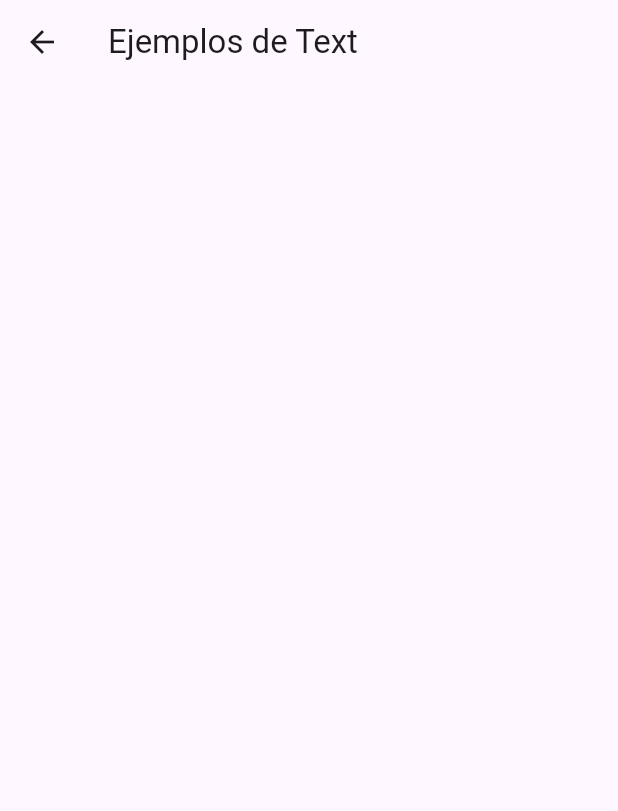
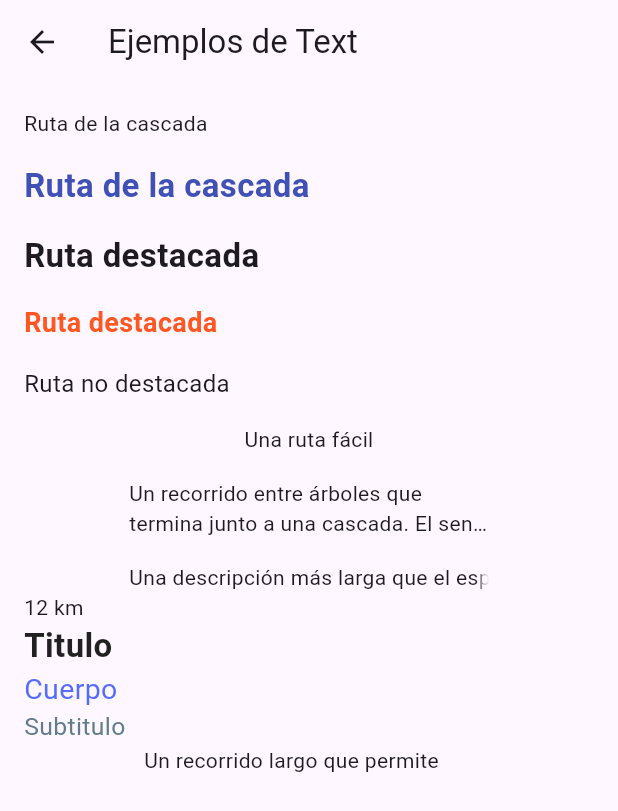
Before and after one commit to IkerMorote05/catalogo_widgets, a Flutter app: the TextEjemplosPantalla screen opened directly, on a phone screen of 412 x 824 dp. Shown: the top 811 px of the screen. Run offline on Flutter 3.47's test engine with Material 3 defaults, Android fonts, the phone set to English and light mode, and no system bars.

Commit message:
Primeras Actividades

```diff
--- a/lib/ui/catalogo/ui/text_ejemplos_pantalla.dart
+++ b/lib/ui/catalogo/ui/text_ejemplos_pantalla.dart
@@ -1,3 +1,6 @@
+import 'package:catalogo_widgets/ui/core/ui/etiqueta_catalogo.dart';
+import 'package:catalogo_widgets/ui/core/ui/texto_jerarquico.dart';
+import 'package:catalogo_widgets/ui/core/ui/texto_resumen.dart';
 import 'package:flutter/material.dart';
 
 class TextEjemplosPantalla extends StatelessWidget {
@@ -10,7 +13,75 @@ class TextEjemplosPantalla extends StatelessWidget {
       body: ListView(
         padding: const EdgeInsets.all(16),
         children: [
-          // Aquí añadiremos los ejemplos del tutorial.
+          const Text('Ruta de la cascada'),
+          SizedBox(height: 16),
+          const Text(
+            'Ruta de la cascada',
+            style: TextStyle(
+              fontSize: 22,
+              fontWeight: FontWeight.bold,
+              color: Colors.indigo,
+            ),
+          ),
+          SizedBox(height: 16),
+          EtiquetaCatalogo(
+            texto: "Ruta destacada",
+            variante: VarianteEtiqueta.destacada,
+          ),
+          SizedBox(height: 16),
+          EtiquetaCatalogo(
+            texto: "Ruta destacada",
+            variante: VarianteEtiqueta.aviso,
+          ),
+          SizedBox(height: 16),
+          EtiquetaCatalogo(
+            texto: "Ruta no destacada",
+            variante: VarianteEtiqueta.normal,
+          ),
+          SizedBox(height: 16),
+          const Center(
+            child: SizedBox(
+              width: 240,
+              child: Text('Una ruta fácil', textAlign: TextAlign.center),
+            ),
+          ),
+          SizedBox(height: 16),
+          const Center(
+            child: SizedBox(
+              width: 240,
+              child: Text(
+                'Un recorrido entre árboles que termina junto a una cascada. '
+                'El sendero continúa hasta el mirador de la montaña.',
+                maxLines: 2,
+                overflow: TextOverflow.ellipsis,
+              ),
+            ),
+          ),
+          SizedBox(height: 16),
+          const Center(
+            child: SizedBox(
+              width: 240,
+              child: Text(
+                'Una descripción más larga que el espacio disponible',
+                softWrap: false,
+                overflow: TextOverflow.fade,
+              ),
+            ),
+          ),
+          const Text('12 km', semanticsLabel: 'Doce kilómetros'),
+          TextoJerarquico(texto: "Titulo", tipoTexto: TipoTexto.titulo),
+          TextoJerarquico(texto: "Cuerpo", tipoTexto: TipoTexto.cuerpo),
+          TextoJerarquico(texto: "Subtitulo", tipoTexto: TipoTexto.subtitulo),
+          const Center(
+            child: SizedBox(
+              width: 220,
+              child: TextoResumen(
+                texto: 'Un recorrido largo que permite comparar las líneas visibles.',
+                lineas: 1,
+                centrado: true,
+              ),
+            ),
+          ),
         ],
       ),
     );
--- a/lib/ui/core/ui/etiqueta_catalogo.dart
+++ b/lib/ui/core/ui/etiqueta_catalogo.dart
@@ -0,0 +1,32 @@
+import 'package:flutter/material.dart';
+
+class EtiquetaCatalogo extends StatelessWidget {
+  final String texto;
+  final VarianteEtiqueta variante;
+
+  const EtiquetaCatalogo({
+    super.key,
+    required this.texto,
+    this.variante = VarianteEtiqueta.normal,
+  });
+
+  @override
+  Widget build(BuildContext context) {
+    final estilo = switch (variante) {
+      VarianteEtiqueta.normal => const TextStyle(fontSize: 16),
+      VarianteEtiqueta.destacada => const TextStyle(
+        fontSize: 22,
+        fontWeight: FontWeight.bold,
+      ),
+      VarianteEtiqueta.aviso => const TextStyle(
+        fontSize: 18,
+        fontWeight: FontWeight.bold,
+        color: Colors.deepOrange,
+      ),
+    };
+
+    return Text(texto, style: estilo);
+  }
+}
+
+enum VarianteEtiqueta { normal, destacada, aviso }
--- /dev/null
+++ b/lib/ui/core/ui/texto_jerarquico.dart
@@ -0,0 +1,46 @@
+import 'package:flutter/material.dart';
+
+enum TipoTexto { titulo, subtitulo, cuerpo }
+
+class TextoJerarquico extends StatelessWidget {
+  final String texto;
+  final TipoTexto tipoTexto;
+  final bool underlined;
+
+  const TextoJerarquico({
+    super.key,
+    required this.texto,
+    this.tipoTexto = TipoTexto.cuerpo,
+    this.underlined = false,
+  });
+
+  TextStyle getStyles() {
+    final estilo = switch (tipoTexto) {
+      TipoTexto.titulo => TextStyle(
+        fontSize: 22,
+        color: Colors.black87,
+        fontWeight: FontWeight.bold,
+        decoration: underlined ? TextDecoration.underline : TextDecoration.none,
+      ),
+      TipoTexto.cuerpo => TextStyle(
+        fontSize: 19,
+        color: Colors.indigoAccent,
+        fontWeight: FontWeight.normal,
+        decoration: underlined ? TextDecoration.underline : TextDecoration.none,
+      ),
+      TipoTexto.subtitulo => TextStyle(
+        fontSize: 16.5,
+        color: Colors.blueGrey,
+        fontWeight: FontWeight.normal,
+        decoration: underlined ? TextDecoration.underline : TextDecoration.none,
+      ),
+    };
+    return estilo;
+  }
+
+  @override
+  Widget build(BuildContext context) {
+    TextStyle estilo = getStyles();
+    return Text(texto, style: estilo);
+  }
+}
--- /dev/null
+++ b/lib/ui/core/ui/texto_resumen.dart
@@ -0,0 +1,19 @@
+import 'package:flutter/material.dart';
+
+class TextoResumen extends StatelessWidget {
+  final String texto;
+  final int lineas;
+  final bool centrado;
+
+  const TextoResumen({
+    required this.texto,
+    this.lineas = 2,
+    this.centrado = false,
+  });
+
+  @override
+  Widget build(BuildContext context) {
+    final centro = centrado ? TextAlign.left : TextAlign.center;
+    return Text(texto, maxLines: lineas, textAlign: centro);
+  }
+}
```
